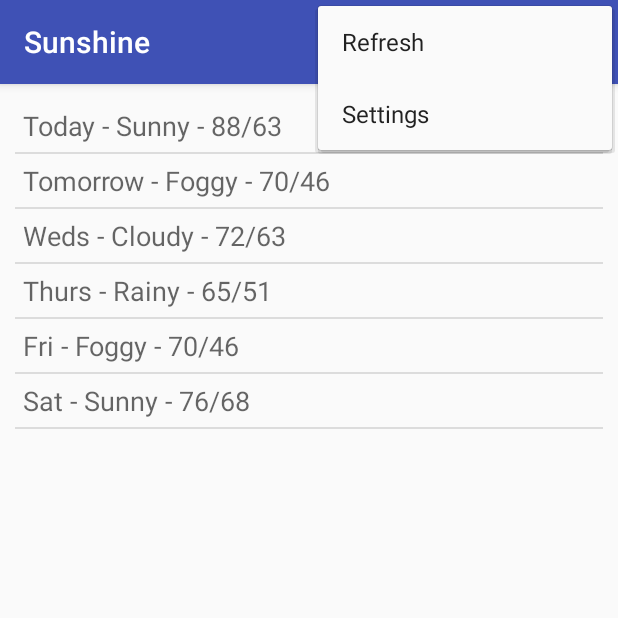
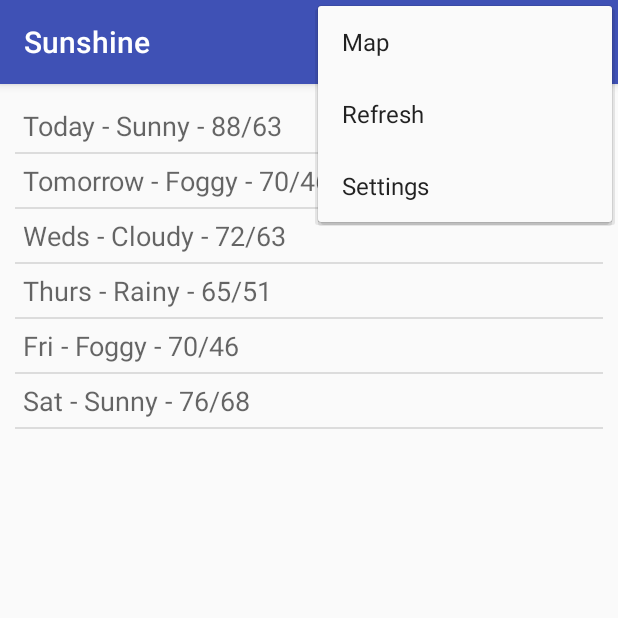
Before and after one commit to ashokgujju/Sunshine, an Android app: the screen it shows after launch (MainActivity), with the options menu open, on a phone screen of 412 x 824 dp, the top half of it. Run offline under Robolectric (Android 15) with nearby library versions, the phone set to English and light mode, and no system bars.

```diff
--- /dev/null
+++ b/app/src/main/res/menu/main.xml
@@ -0,0 +1,12 @@
+<?xml version="1.0" encoding="utf-8"?>
+<menu xmlns:android="http://schemas.android.com/apk/res/android"
+    xmlns:app="http://schemas.android.com/apk/res-auto">
+    <item
+        android:id="@+id/action_settings"
+        android:orderInCategory="100"
+        android:title="@string/action_settings" />
+    <item
+        android:id="@+id/action_map"
+        app:showAsAction="never"
+        android:title="@string/action_map" />
+</menu>
--- a/app/src/main/res/values/strings.xml
+++ b/app/src/main/res/values/strings.xml
@@ -12,6 +12,8 @@
     <string name="pref_units_lable">Pick Your Units</string>
     <string name="pref_units_key">units</string>
     <string name="pref_units_default">Metric</string>
+    <string name="action_map">Map</string>
+    <string name="action_share">Share</string>
     <string-array name="pref_units">
         <item>Metric</item>
         <item>Imperial</item>
```
Also changed, not shown: app/src/main/java/com/ashokgujju/sunshine/DetailActivity.java (+32 -5 lines), app/src/main/java/com/ashokgujju/sunshine/MainActivity.java (+26 -1 lines), app/src/main/res/menu/detailfragment.xml (added, +9 -0 lines).
